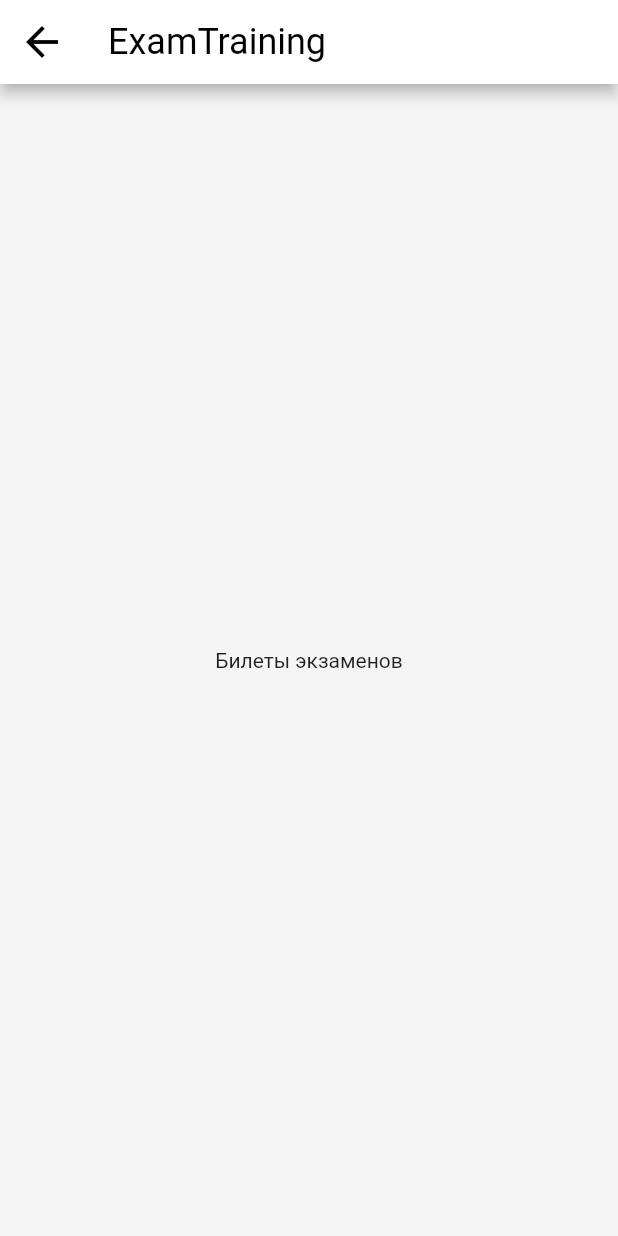
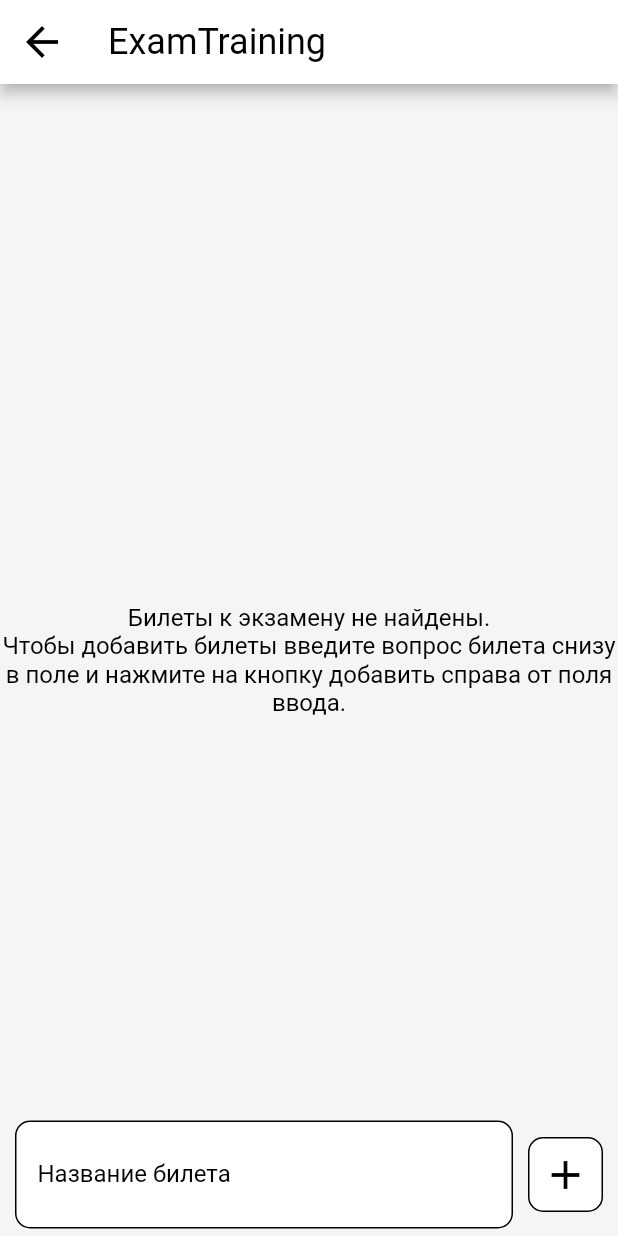
Before and after one commit to EgorShiryaev/ExamTraining, a Flutter app: the ExamInfoScreen screen opened directly, after a tap on "Добавить билеты", on a phone screen of 412 x 824 dp. Run offline on Flutter 3.47's test engine with Material 2 defaults, Android fonts, the phone set to English and light mode, and no system bars; our stand-ins replace cloud_firestore, firebase_core, flutter_slidable, google_fonts; accounts and stored records are empty.

Commit message:
Задание выполнено

```diff
--- a/lib/user_interface/components/custom_text_field.dart
+++ b/lib/user_interface/components/custom_text_field.dart
@@ -3,17 +3,20 @@ import 'package:flutter/material.dart';
 class CustomTextField extends StatelessWidget {
   final TextEditingController controller;
   final String label;
-  const CustomTextField({
-    Key? key,
-    required this.controller,
-    required this.label,
-  }) : super(key: key);
+  final int maxLines;
+  const CustomTextField(
+      {Key? key,
+      required this.controller,
+      required this.label,
+      this.maxLines = 1})
+      : super(key: key);
 
   @override
   Widget build(BuildContext context) {
     return Padding(
       padding: const EdgeInsets.symmetric(vertical: 5),
       child: TextField(
+        maxLines: maxLines,
         cursorColor: Colors.black,
         controller: controller,
         decoration: InputDecoration(
@@ -28,9 +31,7 @@ class CustomTextField extends StatelessWidget {
           ),
           focusedBorder: const OutlineInputBorder(
             borderSide: BorderSide(color: Colors.black, width: 1),
-            borderRadius: BorderRadius.all(
-              Radius.circular(10),
-            ),
+            borderRadius: BorderRadius.all(Radius.circular(10)),
           ),
         ),
       ),
--- a/lib/user_interface/screens/edit_tickets_screen.dart
+++ b/lib/user_interface/screens/edit_tickets_screen.dart
@@ -1,7 +1,9 @@
 import 'package:exam_training/data/models/_models.dart';
+import 'package:exam_training/user_interface/components/custom_text_field.dart';
+import 'package:exam_training/user_interface/components/edit_tickets_screen/ticket_swipeable_component.dart';
 import 'package:flutter/material.dart';
 
-class EditTicketsScreen extends StatelessWidget {
+class EditTicketsScreen extends StatefulWidget {
   final List<ExamTicket> tickets;
   const EditTicketsScreen({
     Key? key,
@@ -9,20 +11,113 @@ class EditTicketsScreen extends StatelessWidget {
   }) : super(key: key);
 
   @override
+  State<EditTicketsScreen> createState() => _EditTicketsScreenState();
+}
+
+class _EditTicketsScreenState extends State<EditTicketsScreen> {
+  final questionController = TextEditingController();
+  late List<ExamTicket> _tickets;
+
+  @override
+  void initState() {
+    super.initState();
+    _tickets = widget.tickets;
+  }
+
+  @override
+  void dispose() {
+    questionController.dispose();
+    super.dispose();
+  }
+
+  @override
   Widget build(BuildContext context) {
     return WillPopScope(
       onWillPop: () async {
-        Navigator.pop(context, tickets);
+        Navigator.pop(context, widget.tickets);
         return true;
       },
       child: Scaffold(
         appBar: AppBar(
           title: const Text('ExamTraining'),
         ),
-        body: const Center(
-          child: Text('Билеты экзаменов'),
+        body: widget.tickets.isEmpty
+            ? Center(
+                child: Text(
+                  'Билеты к экзамену не найдены.\nЧтобы добавить билеты введите вопрос билета снизу в поле и нажмите на кнопку добавить справа от поля ввода.',
+                  style: Theme.of(context).textTheme.labelMedium,
+                  textAlign: TextAlign.center,
+                ),
+              )
+            : SingleChildScrollView(
+                child: Padding(
+                  padding: const EdgeInsets.symmetric(vertical: 10),
+                  child: ListView.separated(
+                    shrinkWrap: true,
+                    physics: const NeverScrollableScrollPhysics(),
+                    itemCount: widget.tickets.length,
+                    itemBuilder: (context, index) => TicketSwipeableComponent(
+                      index: index,
+                      ticket: widget.tickets[index],
+                      onDelete: _onDelete,
+                    ),
+                    separatorBuilder: (context, index) => SizedBox(
+                      height: _heightDivider,
+                    ),
+                  ),
+                ),
+              ),
+        floatingActionButtonLocation:
+            FloatingActionButtonLocation.miniCenterDocked,
+        floatingActionButton: SizedBox(
+          width: MediaQuery.of(context).size.width - 20,
+          child: Row(
+            children: [
+              Expanded(
+                child: CustomTextField(
+                  controller: questionController,
+                  label: 'Название билета',
+                  maxLines: 2,
+                ),
+              ),
+              const SizedBox(width: 10),
+              GestureDetector(
+                onTap: _addTicket,
+                child: Container(
+                  width: 50,
+                  height: 50,
+                  decoration: BoxDecoration(
+                    border: Border.all(),
+                    borderRadius: const BorderRadius.all(Radius.circular(10)),
+                    color: Colors.white,
+                  ),
+                  child: const Center(
+                    child: Icon(
+                      Icons.add,
+                      color: Colors.black,
+                    ),
+                  ),
+                ),
+              )
+            ],
+          ),
         ),
       ),
     );
   }
+
+  _addTicket() {
+    setState(() {
+      _tickets.add(ExamTicket(question: questionController.text, answer: ''));
+    });
+    questionController.clear();
+  }
+
+  _onDelete(ExamTicket ticket) {
+    setState(() {
+      _tickets.remove(ticket);
+    });
+  }
+
+  final _heightDivider = 10.0;
 }
```
Also changed, not shown: lib/user_interface/components/edit_tickets_screen/ticket_swipeable_component.dart (+36 -32 lines), lib/user_interface/screens/exam_info_screen.dart (+6 -12 lines), lib/user_interface/screens/exam_tickets_view_screen.dart (+9 -5 lines).
